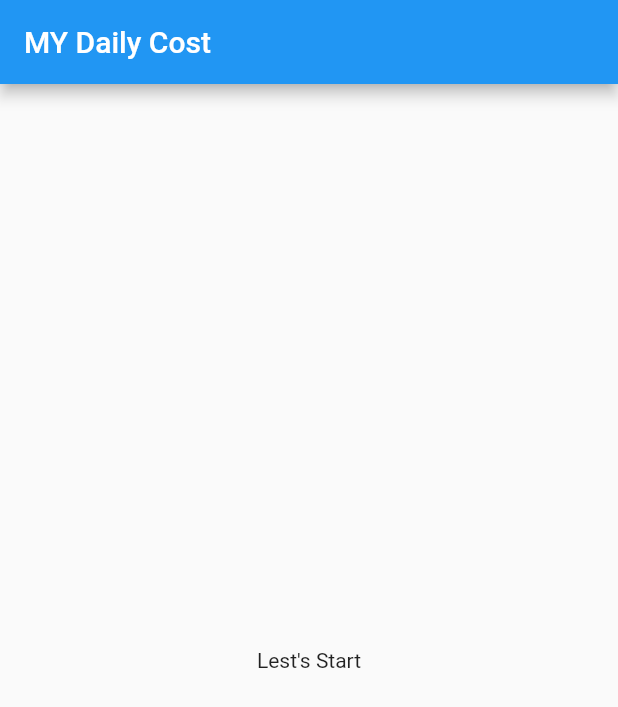
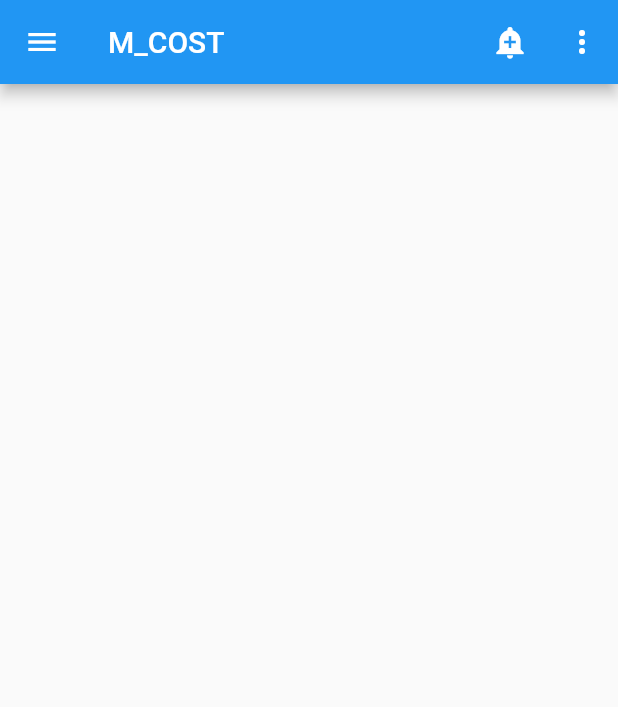
Before and after one commit to Ashik1310102/Month_Cost_Flutter_Practice, a Flutter app: the screen it shows after launch, on a phone screen of 412 x 824 dp. Shown: the top 707 px of the screen. Run offline on Flutter 3.47's test engine with Material 2 defaults, Android fonts, the phone set to English and light mode, and no system bars.

Commit message:
1st_update code

```diff
--- a/lib/main.dart
+++ b/lib/main.dart
@@ -18,11 +18,45 @@ class MyHomePage extends StatelessWidget{
   Widget build(BuildContext context) {
     return Scaffold(
       appBar: AppBar(
-        title: Text("MY Daily Cost"),
+        leading: Builder(
+          builder: (BuildContext context) {
+            return IconButton(
+              icon: const Icon(Icons.menu),
+              onPressed: () { Scaffold.of(context).openDrawer(); },
+              tooltip: MaterialLocalizations.of(context).openAppDrawerTooltip,
+            );
+          },
+        ),
+        title: Text("M_COST"),
+        actions: <Widget>[
+          IconButton(
+            icon: const Icon(Icons.add_alert),
+            tooltip: 'Show Snackbar',
+            onPressed: () {
+            },
+          ),
+          IconButton(
+            icon: const Icon(Icons.more_vert),
+            tooltip: 'Show Snackbar',
+            onPressed: () {
+            },
+          ),
+        ],
+
       ),
       body: Center(
-        child: Text("Lest's Start"),
-      ),
+        child:Container(
+          child: Column(
+            children: [
+              Card(),
+              Container(),
+              Container(),//ap
+              Container(),
+              Container()
+            ],
+          ),
+        )
+      )
     );
   }
 }
```
